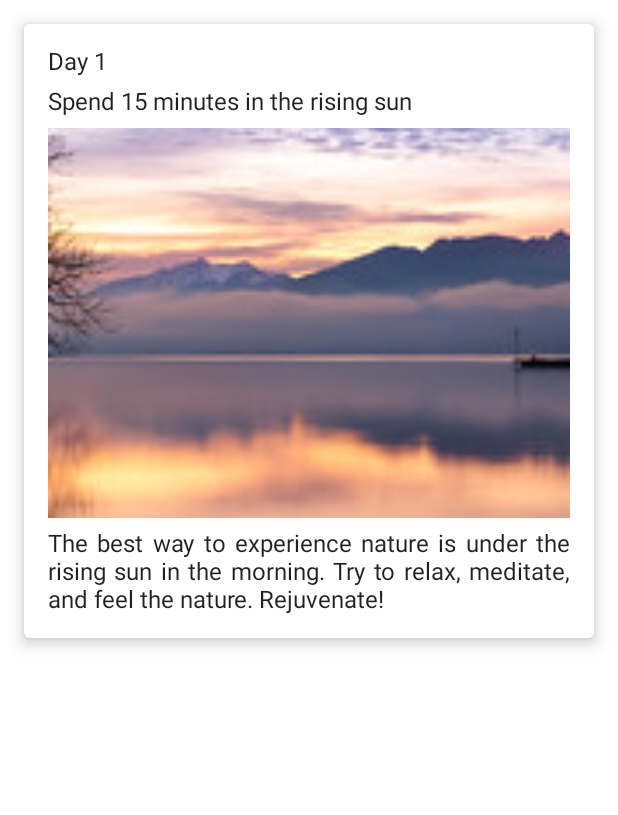
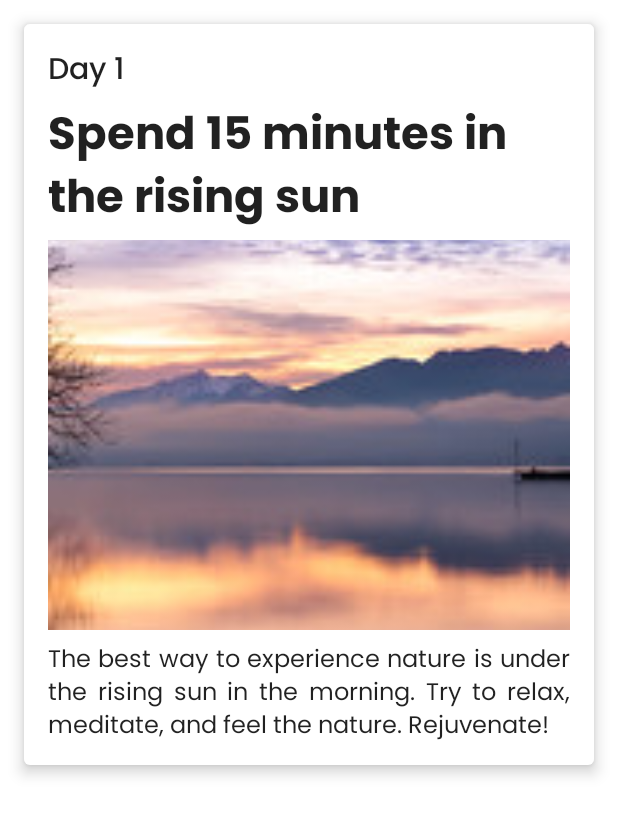
Before and after one commit to xtianluz/one-month-app, an Android app built with Jetpack Compose: the composable DayItem called with sample values from the repository, on a phone screen of 412 x 824 dp. Shown: the top 815 px of the screen. Run offline under Robolectric (Android 15) with nearby library versions, the phone set to English and light mode, and no system bars.

Commit message:
practice complete

```diff
--- a/app/src/main/java/com/example/one_month_app/MainActivity.kt
+++ b/app/src/main/java/com/example/one_month_app/MainActivity.kt
@@ -3,9 +3,10 @@ package com.example.one_month_app
 import android.os.Bundle
 import androidx.activity.ComponentActivity
 import androidx.activity.compose.setContent
-import androidx.annotation.StringRes
 import androidx.compose.foundation.Image
 import androidx.compose.foundation.layout.*
+import androidx.compose.foundation.lazy.LazyColumn
+import androidx.compose.foundation.lazy.items
 import androidx.compose.material.*
 import androidx.compose.runtime.Composable
 import androidx.compose.ui.Alignment
@@ -41,8 +42,11 @@ class MainActivity : ComponentActivity() {
 @Composable
 fun DayPost(){
     Scaffold() {
-        DayItem(dayData = day[0])
-
+        LazyColumn(){
+            items(day){
+                DayItem(dayData = it)
+            }
+        }
     }
 }
 
@@ -59,8 +63,8 @@ fun DayItem(dayData: DayData){
            horizontalAlignment = Alignment.Start,
            verticalArrangement = Arrangement.spacedBy(8.dp)
        ) {
-           Text(text = stringResource(dayData.dayRes))
-           Text(text = stringResource(dayData.goalRes))
+           Text(text = stringResource(dayData.dayRes), style = MaterialTheme.typography.h3)
+           Text(text = stringResource(dayData.goalRes), style = MaterialTheme.typography.h2)
            Image(
                painter = painterResource(dayData.imageRes),
                contentDescription = null,
@@ -72,16 +76,17 @@ fun DayItem(dayData: DayData){
            )
            Text(
                text = stringResource(dayData.descriptionRes),
-               textAlign = TextAlign.Justify
+               textAlign = TextAlign.Justify,
+               style = MaterialTheme.typography.body1
            )
        }
     }
 }
 
-@Preview(showBackground = true, showSystemUi = false)
+@Preview(showBackground = true, showSystemUi = true)
 @Composable
 fun DefaultPreview() {
     OneMonthAppTheme {
-        DayItem(dayData = day[0])
+        DayPost()
     }
 }
```
Also changed, not shown: app/src/main/java/com/example/one_month_app/ui/theme/Type.kt (+19 -1 lines), app/src/main/res/font/poppins_bold.ttf (added), app/src/main/res/font/poppins_medium.ttf (added), app/src/main/res/font/poppins_regular.ttf (added).
